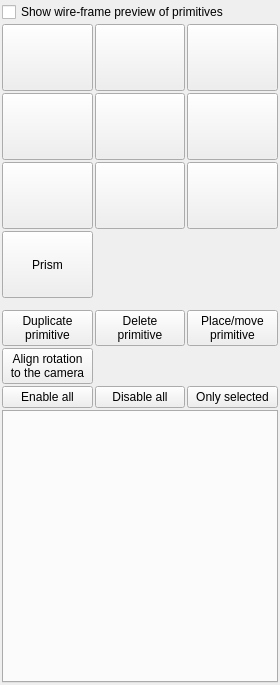
buddhi1980/mandelbulber2, file mandelbulber2/qt/primitives_manager.ui: the form before one commit.
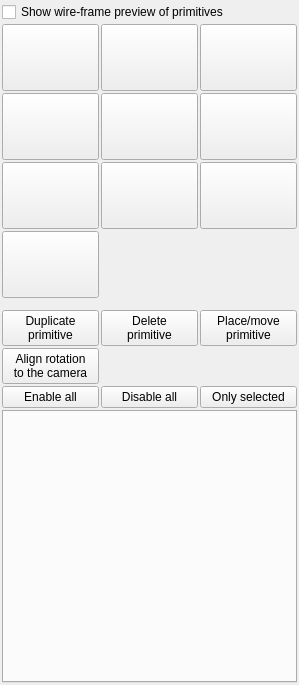
The form after the commit. Icons and pictures are not drawn. Custom widgets are drawn as their Qt base class.

The edit to the form file:
```diff
--- a/mandelbulber2/qt/primitives_manager.ui
+++ b/mandelbulber2/qt/primitives_manager.ui
@@ -6,7 +6,7 @@
    <rect>
     <x>0</x>
     <y>0</y>
-    <width>280</width>
+    <width>299</width>
     <height>685</height>
    </rect>
   </property>
@@ -256,8 +256,9 @@
          <verstretch>1</verstretch>
         </sizepolicy>
        </property>
-       <property name="text">
-        <string>Prism</string>
+       <property name="icon">
+        <iconset resource="icons.qrc">
+         <normaloff>:/primitives/icons/prism.png</normaloff>:/primitives/icons/prism.png</iconset>
        </property>
        <property name="iconSize">
         <size>
```
